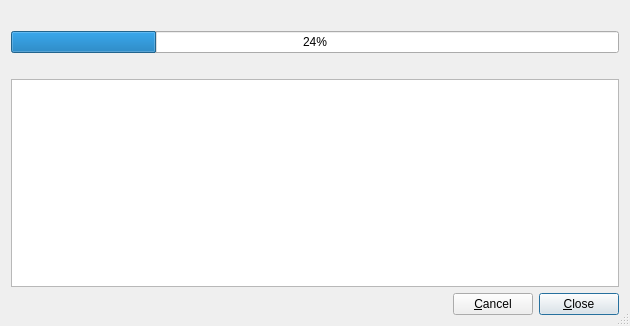
Qt form lib/qflistprogressdialog.ui (jkriege2/QuickFit3) before a commit.
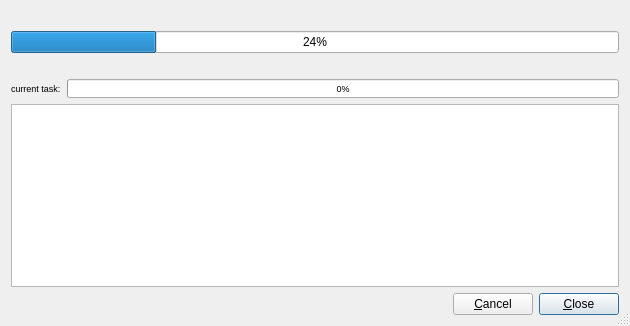
The same form after that commit.

The edit to the form file:
```diff
--- a/lib/qflistprogressdialog.ui
+++ b/lib/qflistprogressdialog.ui
@@ -59,6 +59,43 @@
      </property>
     </widget>
    </item>
+   <item>
+    <widget class="QWidget" name="minorProgress" native="true">
+     <property name="font">
+      <font>
+       <pointsize>7</pointsize>
+      </font>
+     </property>
+     <layout class="QHBoxLayout" name="horizontalLayout_2">
+      <property name="leftMargin">
+       <number>0</number>
+      </property>
+      <property name="topMargin">
+       <number>0</number>
+      </property>
+      <property name="rightMargin">
+       <number>0</number>
+      </property>
+      <property name="bottomMargin">
+       <number>0</number>
+      </property>
+      <item>
+       <widget class="QLabel" name="labMinor">
+        <property name="text">
+         <string>current task:</string>
+        </property>
+       </widget>
+      </item>
+      <item>
+       <widget class="QProgressBar" name="prgCurrent">
+        <property name="value">
+         <number>0</number>
+        </property>
+       </widget>
+      </item>
+     </layout>
+    </widget>
+   </item>
    <item>
     <widget class="QListWidget" name="list"/>
    </item>
```
